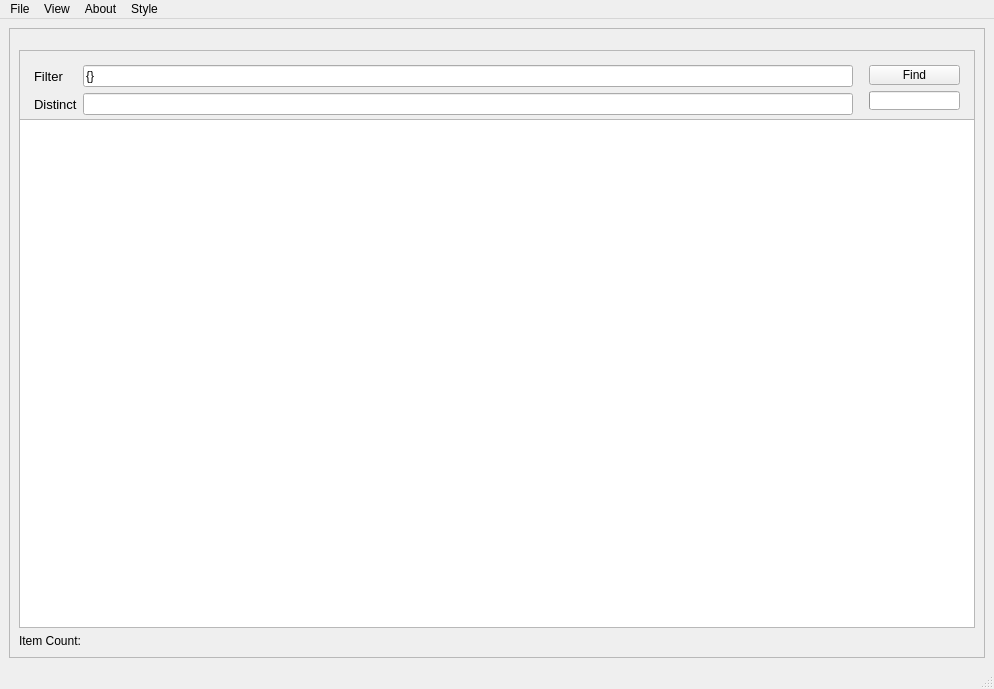
Above: assets/ui_files/main.ui from compix/MetadataManager before the change. Below: the same form after it.
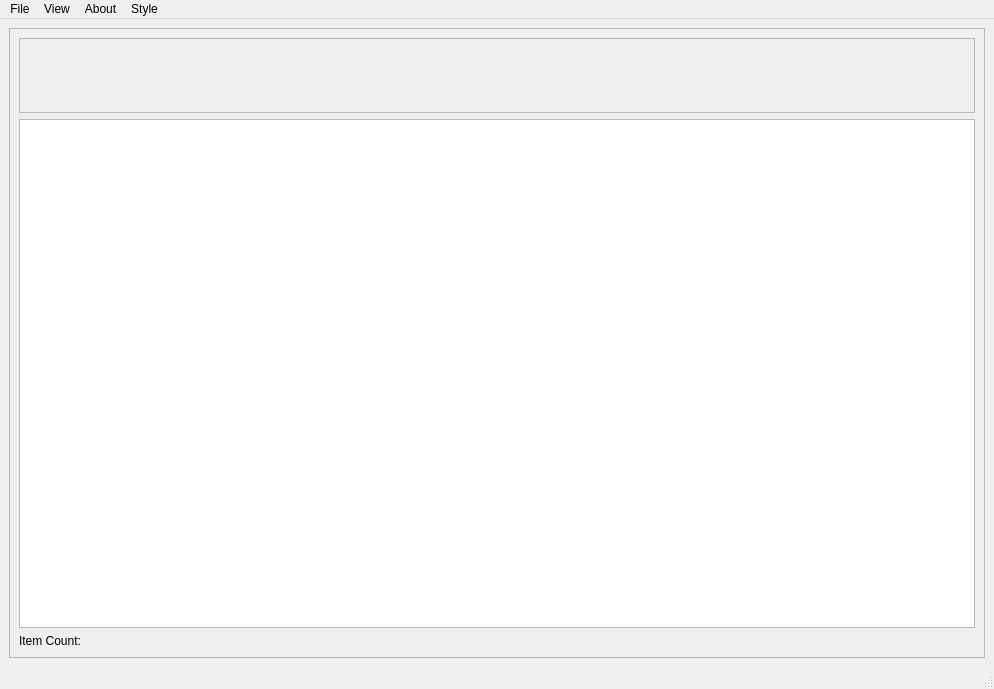
That is the form after the change.

Commit message: Refactored document search filtering into a seperate view, support for custom filters with python functions

Diff of the .ui file:
```diff
--- a/assets/ui_files/main.ui
+++ b/assets/ui_files/main.ui
@@ -30,8 +30,8 @@
        <enum>QFrame::Raised</enum>
       </property>
       <layout class="QVBoxLayout" name="verticalLayout">
-       <item>
-        <widget class="QFrame" name="frame">
+       <item alignment="Qt::AlignTop">
+        <widget class="QFrame" name="documentSearchFilterFrame">
          <property name="minimumSize">
           <size>
            <width>0</width>
@@ -41,7 +41,7 @@
          <property name="maximumSize">
           <size>
            <width>16777215</width>
-           <height>50</height>
+           <height>16777215</height>
           </size>
          </property>
          <property name="frameShape">
@@ -50,137 +50,7 @@
          <property name="frameShadow">
           <enum>QFrame::Raised</enum>
          </property>
-         <layout class="QHBoxLayout" name="horizontalLayout_2">
-          <item>
-           <layout class="QFormLayout" name="formLayout">
-            <property name="leftMargin">
-             <number>5</number>
-            </property>
-            <property name="topMargin">
-             <number>5</number>
-            </property>
-            <property name="rightMargin">
-             <number>5</number>
-            </property>
-            <item row="0" column="0">
-             <widget class="QLabel" name="label">
-              <property name="font">
-               <font>
-                <pointsize>10</pointsize>
-               </font>
-              </property>
-              <property name="text">
-               <string>Filter</string>
-              </property>
-             </widget>
-            </item>
-            <item row="0" column="1">
-             <widget class="QLineEdit" name="filterEdit">
-              <property name="minimumSize">
-               <size>
-                <width>0</width>
-                <height>0</height>
-               </size>
-              </property>
-              <property name="text">
-               <string>{}</string>
-              </property>
-              <property name="placeholderText">
-               <string/>
-              </property>
-             </widget>
-            </item>
-            <item row="1" column="0">
-             <widget class="QLabel" name="label_2">
-              <property name="font">
-               <font>
-                <pointsize>10</pointsize>
-               </font>
-              </property>
-              <property name="text">
-               <string>Distinct</string>
-              </property>
-             </widget>
-            </item>
-            <item row="1" column="1">
-             <widget class="QLineEdit" name="distinctEdit">
-              <property name="minimumSize">
-               <size>
-                <width>0</width>
-                <height>0</height>
-               </size>
-              </property>
-             </widget>
-            </item>
-           </layout>
-          </item>
-          <item>
-           <layout class="QVBoxLayout" name="verticalLayout_2" stretch="0,0">
-            <property name="sizeConstraint">
-             <enum>QLayout::SetDefaultConstraint</enum>
-            </property>
-            <property name="leftMargin">
-             <number>5</number>
-            </property>
-            <property name="topMargin">
-             <number>5</number>
-            </property>
-            <property name="rightMargin">
-             <number>5</number>
-            </property>
-            <property name="bottomMargin">
-             <number>5</number>
-            </property>
-            <item>
-             <widget class="QPushButton" name="findPushButton">
-              <property name="sizePolicy">
-               <sizepolicy hsizetype="Minimum" vsizetype="Expanding">
-                <horstretch>0</horstretch>
-                <verstretch>0</verstretch>
-               </sizepolicy>
-              </property>
-              <property name="minimumSize">
-               <size>
-                <width>0</width>
-                <height>0</height>
-               </size>
-              </property>
-              <property name="maximumSize">
-               <size>
-                <width>100</width>
-                <height>16777215</height>
-               </size>
-              </property>
-              <property name="text">
-               <string>Find</string>
-              </property>
-             </widget>
-            </item>
-            <item>
-             <widget class="QProgressBar" name="documentProgressBar">
-              <property name="sizePolicy">
-               <sizepolicy hsizetype="Fixed" vsizetype="Fixed">
-                <horstretch>0</horstretch>
-                <verstretch>0</verstretch>
-               </sizepolicy>
-              </property>
-              <property name="maximumSize">
-               <size>
-                <width>100</width>
-                <height>16777215</height>
-               </size>
-              </property>
-              <property name="value">
-               <number>0</number>
-              </property>
-              <property name="textVisible">
-               <bool>false</bool>
-              </property>
-             </widget>
-            </item>
-           </layout>
-          </item>
-         </layout>
+         <layout class="QHBoxLayout" name="horizontalLayout_2"/>
         </widget>
        </item>
        <item>
```
Left out of the diff: 1 changed line with no effect on the pictures. The commit also changes 4 other files.
